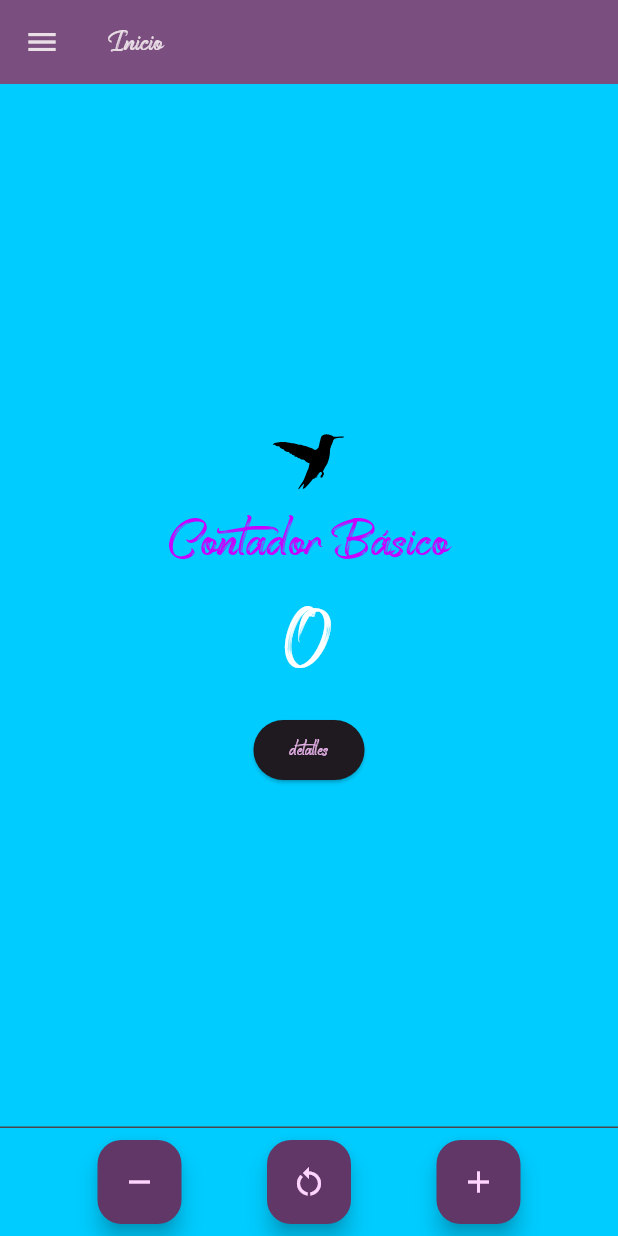
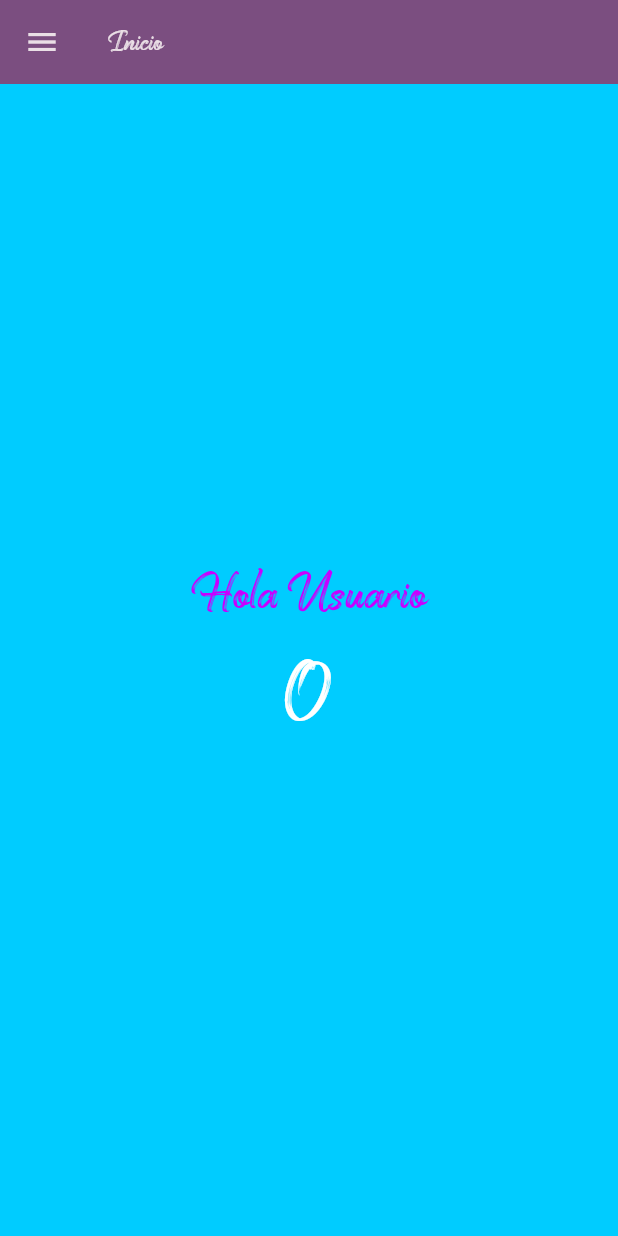
Before and after one commit to FrancoToro/3479A321_2019479023, a Flutter app: the screen it shows after launch, on a phone screen of 412 x 824 dp. Run offline on Flutter 3.47's test engine with Material 3 defaults, Android fonts, the phone set to English and light mode, and no system bars; our stand-ins replace flutter_svg, logger, shared_preferences.

Commit message:
mitad de laboratorio

```diff
--- a/flutter_inicio/lib/pages/my_home_page.dart
+++ b/flutter_inicio/lib/pages/my_home_page.dart
@@ -1,11 +1,13 @@
 import 'package:flutter/material.dart';
 import 'package:flutter_svg/flutter_svg.dart';
+import 'package:shared_preferences/shared_preferences.dart';
 import 'package:logger/logger.dart';
 import 'package:provider/provider.dart';
 import 'Detalles.dart';
 import 'Sobre.dart';
 import 'Auditoria.dart';
 import 'AppData.dart';
+import 'Preferencias.dart';
 
 void main() {
   runApp(
@@ -18,6 +20,7 @@ void main() {
 
 class MyApp extends StatelessWidget {
   const MyApp({super.key});
+
 
   @override
   Widget build(BuildContext context) {
@@ -59,9 +62,25 @@ class MyHomePage extends StatefulWidget {
 
 class _MyHomePageState extends State<MyHomePage> {
   int _counter = 0;
+  String _userName = 'Usuario'; // Variable para almacenar el nombre del usuario
 
+  // Método para cargar las preferencias
+  Future<void> _loadPreferences() async {
+    final prefs = await SharedPreferences.getInstance();
+    setState(() {
+      _userName = prefs.getString('userName') ?? 'Usuario';
+      _counter = prefs.getInt('counter') ?? 0;
+    });
+  }
+
+ @override
+  void initState() {
+    super.initState();
+    _loadPreferences(); // Cargar las preferencias al iniciar la pantalla
+  }
   @override
   Widget build(BuildContext context) {
+    _loadPreferences();
     Logger logger = Logger();
     logger.d("Building MyHomePage");
 
@@ -119,6 +138,20 @@ class _MyHomePageState extends State<MyHomePage> {
                 );
               },
             ),
+            ListTile(
+              title: const Text('Preferencias'),
+              onTap: () {
+                Navigator.push(
+                  context,
+                  MaterialPageRoute(
+                    builder: (context) =>  PreferenceApp(),
+
+                  ),
+                ).then((_) {
+                    _loadPreferences(); // Recarga las preferencias cuando vuelves de la pantalla Preferencia
+                });
+              },
+            )
           ],
         ),
       ),
@@ -126,13 +159,8 @@ class _MyHomePageState extends State<MyHomePage> {
         child: Column(
           mainAxisAlignment: MainAxisAlignment.center,
           children: <Widget>[
-            SvgPicture.asset(
-              'assets/icons/i_1.svg',
-              width: 50,
-              height: 50,
-            ),
-            const Text(
-              'Contador Básico',
+            Text(
+              'Hola $_userName',
               style: TextStyle(
                 color: Color.fromARGB(255, 200, 0, 255),
                 fontSize: 40,
@@ -145,46 +173,10 @@ class _MyHomePageState extends State<MyHomePage> {
                 fontSize: 60,
               ),
             ),
-            ElevatedButton(
-              onPressed: () {
-                Navigator.push(
-                  context,
-                  MaterialPageRoute(
-                    builder: (context) => const Detalles(),
-                  ),
-                );
-              },
-              child: const Text('detalles'),
-            ),
           ],
         ),
       ),
       backgroundColor: const Color.fromARGB(255, 0, 204, 255),
-      persistentFooterButtons: [
-        Row(
-          mainAxisAlignment: MainAxisAlignment.spaceEvenly,
-          children: [
-            FloatingActionButton(
-              heroTag: null,
-              onPressed: () => context.read<AppData>().decrementCounter(),
-              child: const Icon(Icons.remove),
-              tooltip: 'Menos',
-            ),
-            FloatingActionButton(
-              heroTag: null,
-              onPressed: () => context.read<AppData>().resetCounter(),
-              child: const Icon(Icons.restart_alt),
-              tooltip: 'Reiniciar',
-            ),
-            FloatingActionButton(
-              heroTag: null,
-              onPressed: () => context.read<AppData>().incrementCounter(),
-              child: const Icon(Icons.add),
-              tooltip: 'Más',
-            ),
-          ],
-        )
-      ],
     );
   }
 }
--- a/flutter_inicio/pubspec.yaml
+++ b/flutter_inicio/pubspec.yaml
@@ -12,6 +12,7 @@ dependencies:
   flutter_svg: ^2.0.10+1
   logger: ^2.4.0
   provider: ^6.1.2
+  shared_preferences: ^2.3.2
 
 dev_dependencies:
   flutter_test:
```
Also changed, not shown: flutter_inicio/lib/pages/Preferencias.dart (added, +88 -0 lines), flutter_inicio/pubspec.lock, 1 other file.
